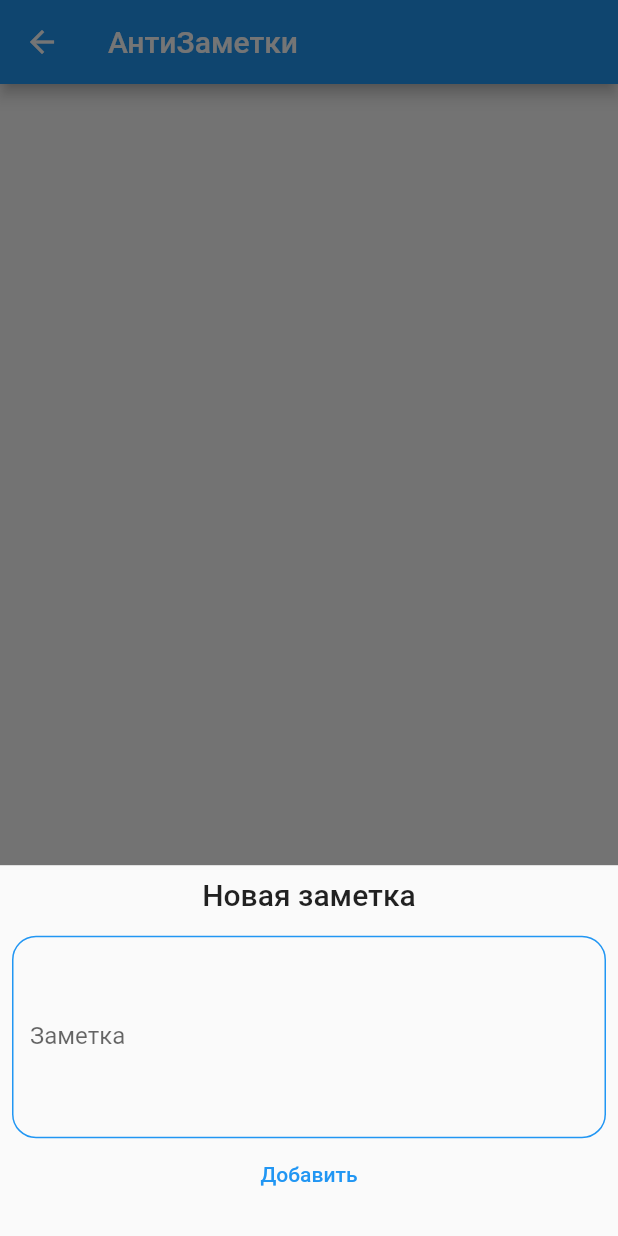
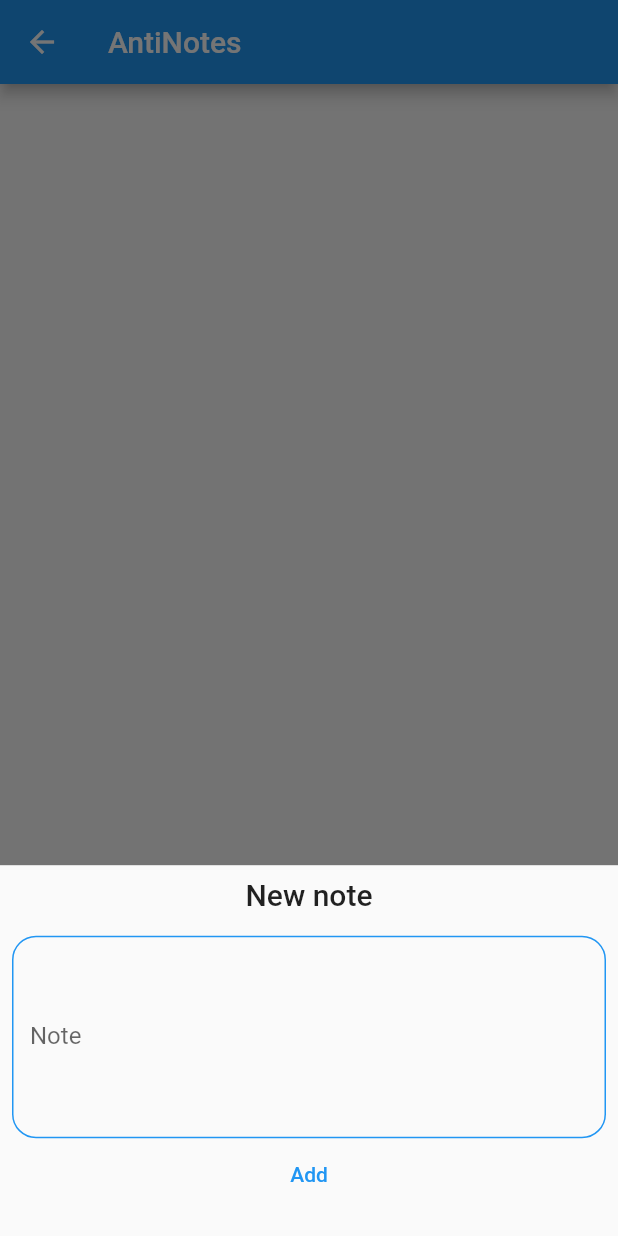
Before and after one commit to AzazKamaz/antiapp, a Flutter app: the NotesScreen screen opened directly, after a tap on the "add" icon, on a phone screen of 412 x 824 dp. Run offline on Flutter 3.47's test engine with Material 2 defaults, Android fonts, the light colour scheme and no system bars; our stand-ins replace audioplayers, camera, cloud_firestore, device_info_plus, dio, easy_localization and 3 more; missing offline and left inert: flutter_tex, photo_manager; accounts and stored records are empty.

Commit message:
Update notes_screen.dart

```diff
--- a/lib/notes/notes_screen.dart
+++ b/lib/notes/notes_screen.dart
@@ -1,6 +1,8 @@
 import 'package:cloud_firestore/cloud_firestore.dart';
 import 'package:flutter/material.dart';
 import 'package:flutter_bloc/flutter_bloc.dart';
+import 'package:easy_localization/easy_localization.dart';
+import '../translations/locale_keys.g.dart';
 
 import 'bloc/notes_bloc.dart';
 
@@ -21,7 +23,7 @@ class _NotesScreenState extends State<NotesScreen> {
         return _bloc;
       },
       child: Scaffold(
-        appBar: AppBar(title: const Text('АнтиЗаметки')),
+        appBar: AppBar(title: Text(LocaleKeys.antinotes.tr(),)),
         floatingActionButton: FloatingActionButton(
             onPressed: _addNoteModal, child: const Icon(Icons.add)),
         body: SafeArea(
@@ -69,13 +71,13 @@ class _NotesScreenState extends State<NotesScreen> {
                     padding: const EdgeInsets.all(8.0),
                     child: Column(
                       children: [
-                        Text('Новая заметка',
+                        Text(LocaleKeys.new_note.tr(),
                             style: Theme.of(context).textTheme.headline6),
                         const SizedBox(height: 16),
                         TextField(
                           controller: _controller,
                           decoration: InputDecoration(
-                            labelText: 'Заметка',
+                            labelText: LocaleKeys.note.tr(),
                             focusedBorder: OutlineInputBorder(
                               borderRadius: BorderRadius.circular(16.0),
                               borderSide: BorderSide(
@@ -101,7 +103,7 @@ class _NotesScreenState extends State<NotesScreen> {
                                 Navigator.of(context).pop(_controller.text);
                               }
                             },
-                            child: const Text('Добавить')),
+                            child: Text(LocaleKeys.add.tr(),)),
                       ],
                     ),
                   )),
```
